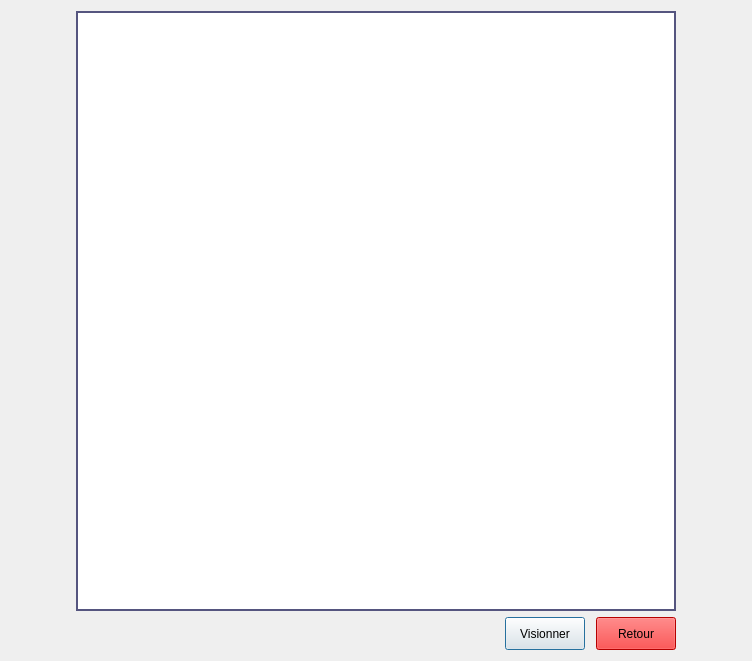
Above: myProject/historic.ui from ToDesire/QT_Project before the change. Below: the same form after it.
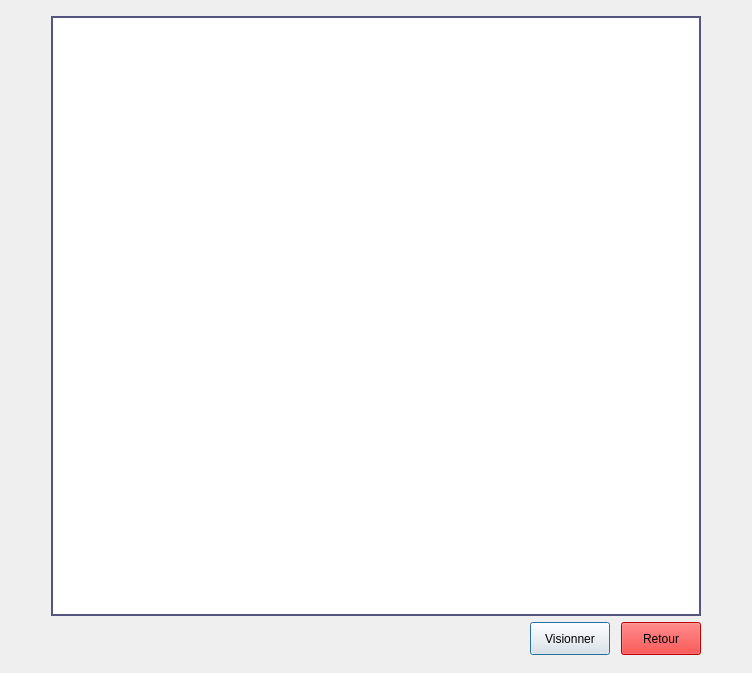
That is the form after the change.

```diff
--- a/myProject/historic.ui
+++ b/myProject/historic.ui
@@ -7,7 +7,7 @@
     <x>0</x>
     <y>0</y>
     <width>752</width>
-    <height>423</height>
+    <height>673</height>
    </rect>
   </property>
   <property name="windowTitle">
@@ -46,13 +46,13 @@
       <widget class="QTableView" name="vue">
        <property name="minimumSize">
         <size>
-         <width>600</width>
+         <width>650</width>
          <height>600</height>
         </size>
        </property>
        <property name="maximumSize">
         <size>
-         <width>600</width>
+         <width>650</width>
          <height>700</height>
         </size>
        </property>
@@ -64,6 +64,12 @@
 }
 </string>
        </property>
+       <attribute name="horizontalHeaderMinimumSectionSize">
+        <number>30</number>
+       </attribute>
+       <attribute name="horizontalHeaderDefaultSectionSize">
+        <number>120</number>
+       </attribute>
       </widget>
      </item>
      <item>
```
